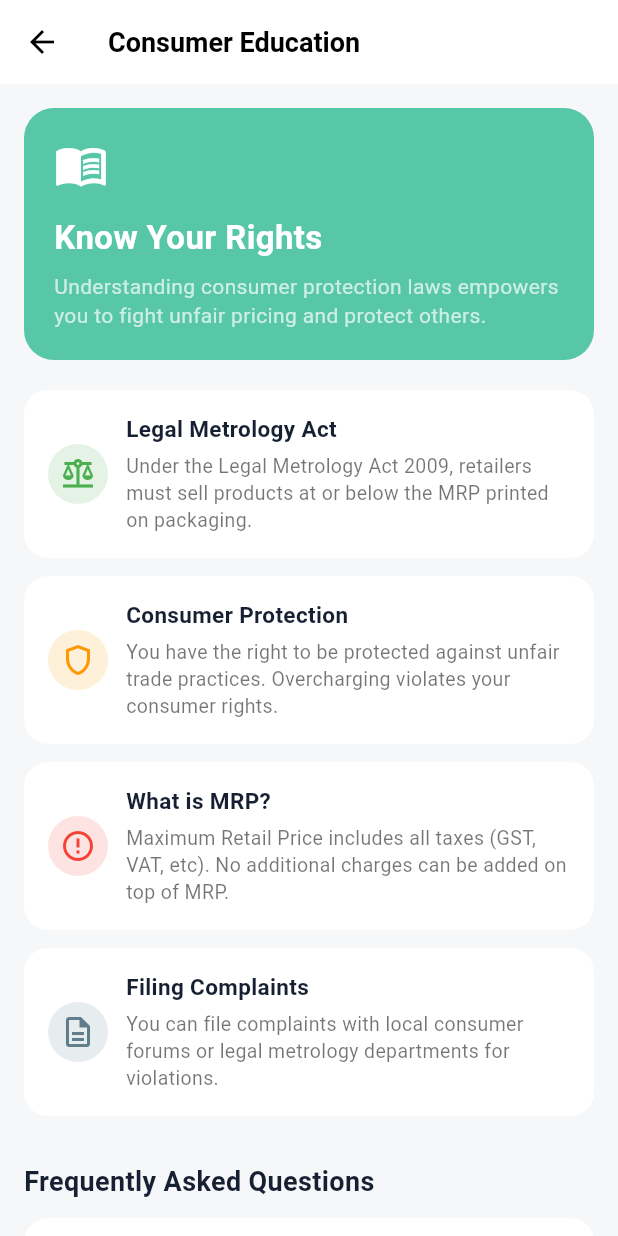
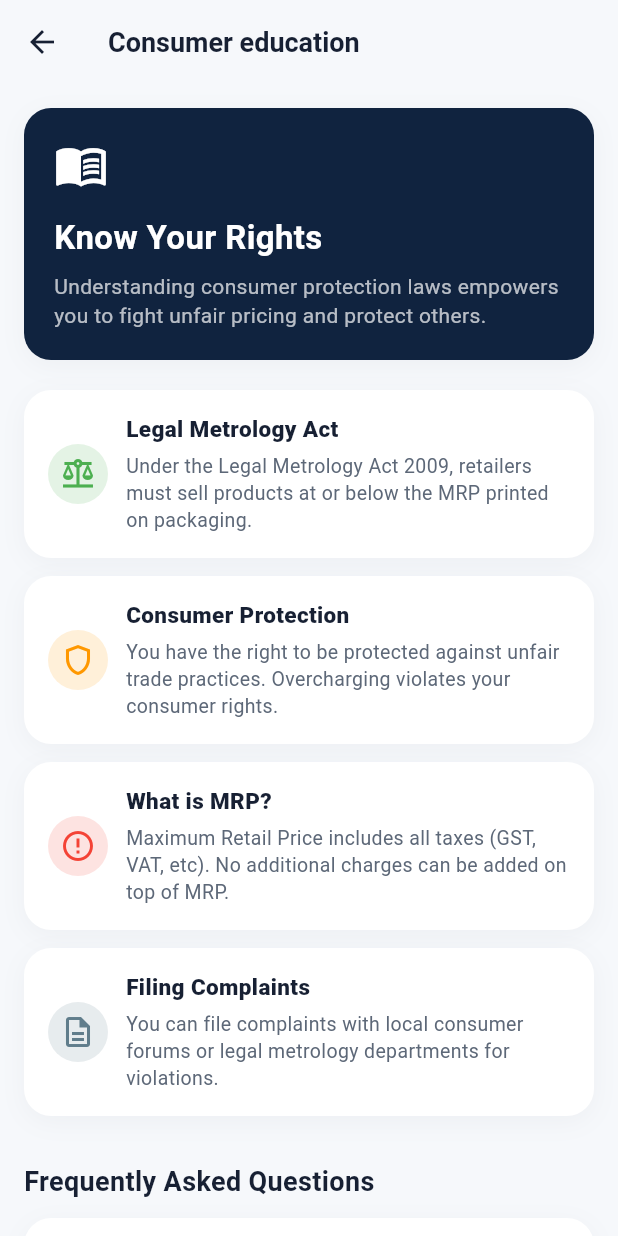
Before and after one commit to manishsukariya/PriceShield, a Flutter app: the ConsumerEducationScreen screen opened directly, on a phone screen of 412 x 824 dp. Run offline on Flutter 3.47's test engine with Material 3 defaults, Android fonts, the phone set to English and light mode, and no system bars; our stand-ins replace firebase_auth, firebase_core, geocoding, geolocator, google_fonts, image_picker and 1 more; missing offline and left inert: google_mlkit_text_recognition, mobile_scanner; accounts and stored records are empty.

Commit message:
feat: complete remaining screen visual redesign

```diff
--- a/lib/features/education/presentation/screens/education_screen.dart
+++ b/lib/features/education/presentation/screens/education_screen.dart
@@ -1,4 +1,6 @@
 import 'package:flutter/material.dart';
+import 'package:priceshield/core/theme/app_theme.dart';
+import 'package:priceshield/core/widgets/app_ui.dart';
 
 class ConsumerEducationScreen extends StatelessWidget {
   const ConsumerEducationScreen({super.key});
@@ -6,17 +8,16 @@ class ConsumerEducationScreen extends StatelessWidget {
   @override
   Widget build(BuildContext context) {
     return Scaffold(
-      backgroundColor: const Color(0xffF6F7F9),
+      backgroundColor: PriceShieldColors.background,
       appBar: AppBar(
-        backgroundColor: Colors.white,
+        backgroundColor: PriceShieldColors.background,
         elevation: 0,
         leading: IconButton(
-          icon: const Icon(Icons.arrow_back, color: Colors.black),
+          icon: const Icon(Icons.arrow_back, color: PriceShieldColors.text),
           onPressed: () => Navigator.pop(context),
         ),
         title: const Text(
-          "Consumer Education",
-          style: TextStyle(color: Colors.black),
+          "Consumer education",
         ),
       ),
       body: SingleChildScrollView(
@@ -26,12 +27,9 @@ class ConsumerEducationScreen extends StatelessWidget {
           children: [
 
             /// ---------- TOP GREEN CARD ----------
-            Container(
+            AppCard(
+              color: PriceShieldColors.navy,
               padding: const EdgeInsets.all(20),
-              decoration: BoxDecoration(
-                color: const Color(0xff57C7A7),
-                borderRadius: BorderRadius.circular(20),
-              ),
               child: Column(
                 crossAxisAlignment: CrossAxisAlignment.start,
                 children: const [
@@ -146,61 +144,19 @@ class ConsumerEducationScreen extends StatelessWidget {
   }
 
   /// ---------- WIDGETS ----------
-  static Widget _infoCard(
-      IconData icon, Color color, String title, String desc) {
-    return Container(
-      margin: const EdgeInsets.only(bottom: 12),
-      padding: const EdgeInsets.all(16),
-      decoration: BoxDecoration(
-        color: Colors.white,
-        borderRadius: BorderRadius.circular(16),
-      ),
-      child: Row(
-        children: [
-          CircleAvatar(
-            backgroundColor: color.withOpacity(0.15),
-            child: Icon(icon, color: color),
-          ),
-          const SizedBox(width: 12),
-          Expanded(
-            child: Column(
-              crossAxisAlignment: CrossAxisAlignment.start,
-              children: [
-                Text(title,
-                    style: const TextStyle(
-                        fontWeight: FontWeight.bold, fontSize: 15)),
-                const SizedBox(height: 6),
-                Text(desc,
-                    style:
-                    const TextStyle(fontSize: 13, color: Colors.black54)),
-              ],
-            ),
-          )
-        ],
-      ),
-    );
-  }
+  static Widget _infoCard(IconData icon, Color color, String title, String desc) => Padding(
+        padding: const EdgeInsets.only(bottom: 12),
+        child: AppCard(
+          child: Row(children: [
+            CircleAvatar(backgroundColor: color.withOpacity(.15), child: Icon(icon, color: color)),
+            const SizedBox(width: 12),
+            Expanded(child: Column(crossAxisAlignment: CrossAxisAlignment.start, children: [Text(title, style: const TextStyle(fontWeight: FontWeight.w800, fontSize: 15)), const SizedBox(height: 6), Text(desc, style: const TextStyle(fontSize: 13, color: PriceShieldColors.muted, height: 1.35))])),
+          ]),
+        ),
+      );
 
-  static Widget _faq(String q, String a) {
-    return Container(
-      margin: const EdgeInsets.only(bottom: 12),
-      padding: const EdgeInsets.all(14),
-      decoration: BoxDecoration(
-        color: Colors.white,
-        borderRadius: BorderRadius.circular(16),
-      ),
-      child: Column(
-        crossAxisAlignment: CrossAxisAlignment.start,
-        children: [
-          Text(q,
-              style:
-              const TextStyle(fontWeight: FontWeight.bold, fontSize: 14)),
-          const SizedBox(height: 6),
-          Text(a,
-              style:
-              const TextStyle(fontSize: 13, color: Colors.black54)),
-        ],
-      ),
-    );
-  }
+  static Widget _faq(String question, String answer) => Padding(
+        padding: const EdgeInsets.only(bottom: 12),
+        child: AppCard(child: Column(crossAxisAlignment: CrossAxisAlignment.start, children: [Text(question, style: const TextStyle(fontWeight: FontWeight.w800, fontSize: 14)), const SizedBox(height: 6), Text(answer, style: const TextStyle(fontSize: 13, color: PriceShieldColors.muted, height: 1.35))])),
+      );
 }
```
Also changed, not shown: lib/features/auth/presentation/screens/verify_otp_screen.dart (+10 -37 lines), lib/features/auth/presentation/screens/welcome_screen.dart (+26 -56 lines), lib/features/profile/presentation/screens/edit_profile_screen.dart (+12 -13 lines), lib/features/scanner/presentation/screens/product_details_screen.dart (+14 -15 lines), lib/features/scanner/presentation/screens/scan_details_screen.dart (+22 -2 lines), lib/features/scanner/presentation/screens/scan_result_screen.dart (+20 -7 lines), lib/features/splash/presentation/screens/splash_screen.dart (+12 -65 lines).
